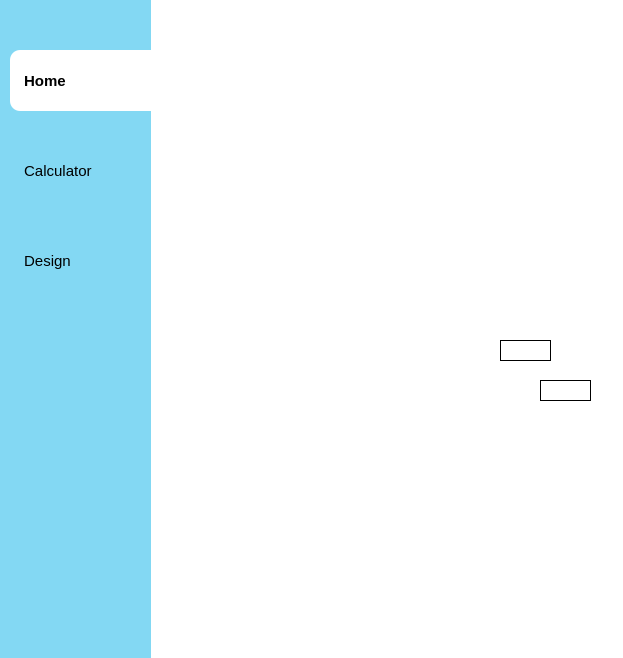
The window that appGUI.ui (JuanCamiloGS/VivoStreamGUI) describes before a commit, drawn with Qt 5.
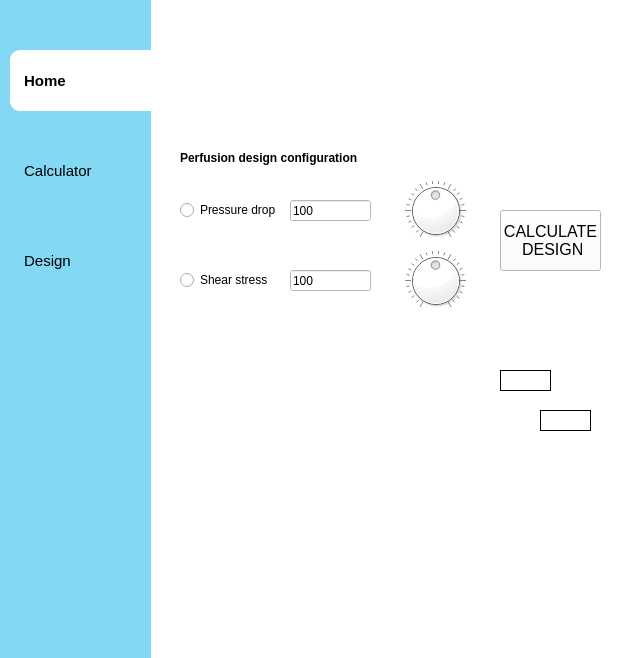
The same window after the commit. The open tabs and pages were chosen to show the change. Icons and pictures are not drawn.

Commit message: Design page

What changed in the file:
```diff
--- a/appGUI.ui
+++ b/appGUI.ui
@@ -592,7 +592,7 @@
       <property name="geometry">
        <rect>
         <x>0</x>
-        <y>170</y>
+        <y>200</y>
         <width>431</width>
         <height>301</height>
        </rect>
@@ -614,7 +614,7 @@
       <property name="geometry">
        <rect>
         <x>370</x>
-        <y>240</y>
+        <y>270</y>
         <width>51</width>
         <height>21</height>
        </rect>
@@ -630,7 +630,7 @@
       <property name="geometry">
        <rect>
         <x>330</x>
-        <y>200</y>
+        <y>230</y>
         <width>51</width>
         <height>21</height>
        </rect>
@@ -642,6 +642,154 @@
        <string/>
       </property>
      </widget>
+     <widget class="QDial" name="dial">
+      <property name="geometry">
+       <rect>
+        <x>230</x>
+        <y>40</y>
+        <width>71</width>
+        <height>61</height>
+       </rect>
+      </property>
+      <property name="minimum">
+       <number>-50</number>
+      </property>
+      <property name="maximum">
+       <number>50</number>
+      </property>
+      <property name="value">
+       <number>0</number>
+      </property>
+      <property name="orientation">
+       <enum>Qt::Horizontal</enum>
+      </property>
+      <property name="wrapping">
+       <bool>false</bool>
+      </property>
+      <property name="notchesVisible">
+       <bool>true</bool>
+      </property>
+     </widget>
+     <widget class="QLabel" name="label_14">
+      <property name="geometry">
+       <rect>
+        <x>10</x>
+        <y>10</y>
+        <width>181</width>
+        <height>16</height>
+       </rect>
+      </property>
+      <property name="font">
+       <font>
+        <bold>true</bold>
+       </font>
+      </property>
+      <property name="text">
+       <string>Perfusion design configuration</string>
+      </property>
+     </widget>
+     <widget class="QRadioButton" name="radioButton">
+      <property name="geometry">
+       <rect>
+        <x>10</x>
+        <y>60</y>
+        <width>101</width>
+        <height>20</height>
+       </rect>
+      </property>
+      <property name="text">
+       <string>Pressure drop</string>
+      </property>
+     </widget>
+     <widget class="QRadioButton" name="radioButton_2">
+      <property name="geometry">
+       <rect>
+        <x>10</x>
+        <y>130</y>
+        <width>89</width>
+        <height>20</height>
+       </rect>
+      </property>
+      <property name="text">
+       <string>Shear stress</string>
+      </property>
+     </widget>
+     <widget class="QDial" name="dial_2">
+      <property name="geometry">
+       <rect>
+        <x>230</x>
+        <y>110</y>
+        <width>71</width>
+        <height>61</height>
+       </rect>
+      </property>
+      <property name="minimum">
+       <number>-50</number>
+      </property>
+      <property name="maximum">
+       <number>50</number>
+      </property>
+      <property name="value">
+       <number>0</number>
+      </property>
+      <property name="orientation">
+       <enum>Qt::Horizontal</enum>
+      </property>
+      <property name="wrapping">
+       <bool>false</bool>
+      </property>
+      <property name="notchesVisible">
+       <bool>true</bool>
+      </property>
+     </widget>
+     <widget class="QLineEdit" name="lineEditPD">
+      <property name="geometry">
+       <rect>
+        <x>120</x>
+        <y>60</y>
+        <width>81</width>
+        <height>21</height>
+       </rect>
+      </property>
+      <property name="text">
+       <string>100</string>
+      </property>
+     </widget>
+     <widget class="QLineEdit" name="lineEditSS">
+      <property name="geometry">
+       <rect>
+        <x>120</x>
+        <y>130</y>
+        <width>81</width>
+        <height>21</height>
+       </rect>
+      </property>
+      <property name="text">
+       <string>100</string>
+      </property>
+     </widget>
+     <widget class="QPushButton" name="pushButton_2">
+      <property name="geometry">
+       <rect>
+        <x>330</x>
+        <y>70</y>
+        <width>101</width>
+        <height>61</height>
+       </rect>
+      </property>
+      <property name="font">
+       <font>
+        <pointsize>12</pointsize>
+       </font>
+      </property>
+      <property name="layoutDirection">
+       <enum>Qt::LeftToRight</enum>
+      </property>
+      <property name="text">
+       <string>CALCULATE 
+ DESIGN</string>
+      </property>
+     </widget>
     </widget>
    </widget>
    <widget class="QLabel" name="label_15">
```
Left out of the diff: 4 changed lines with no effect on the pictures. The commit also changes 1 other file.
